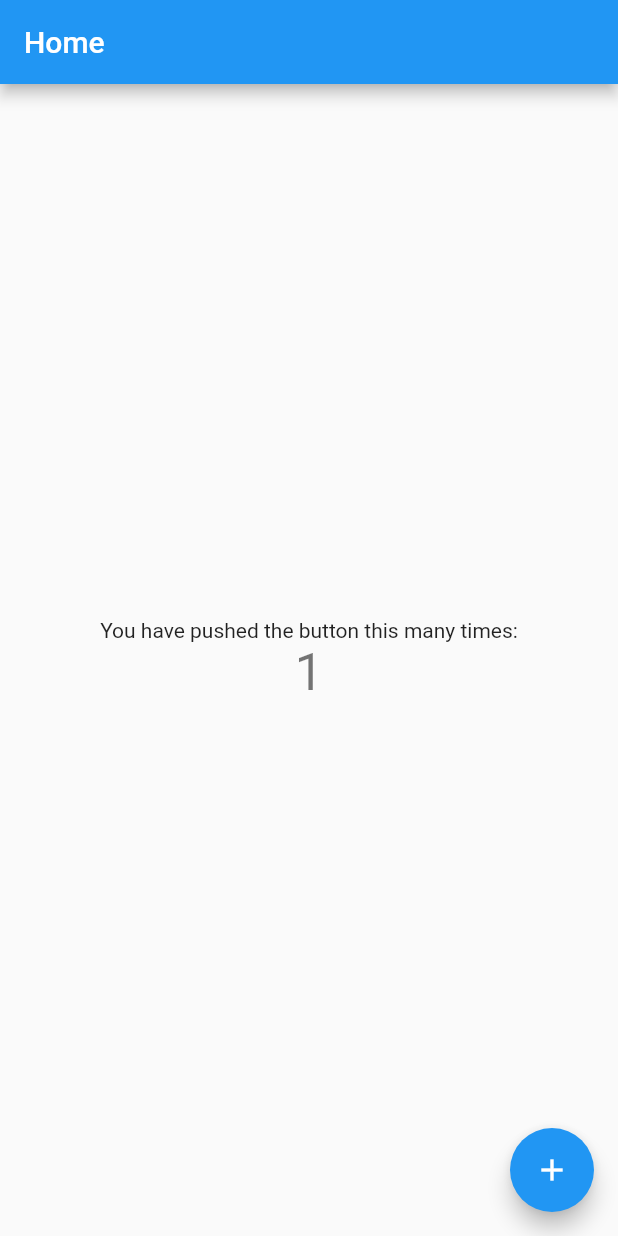
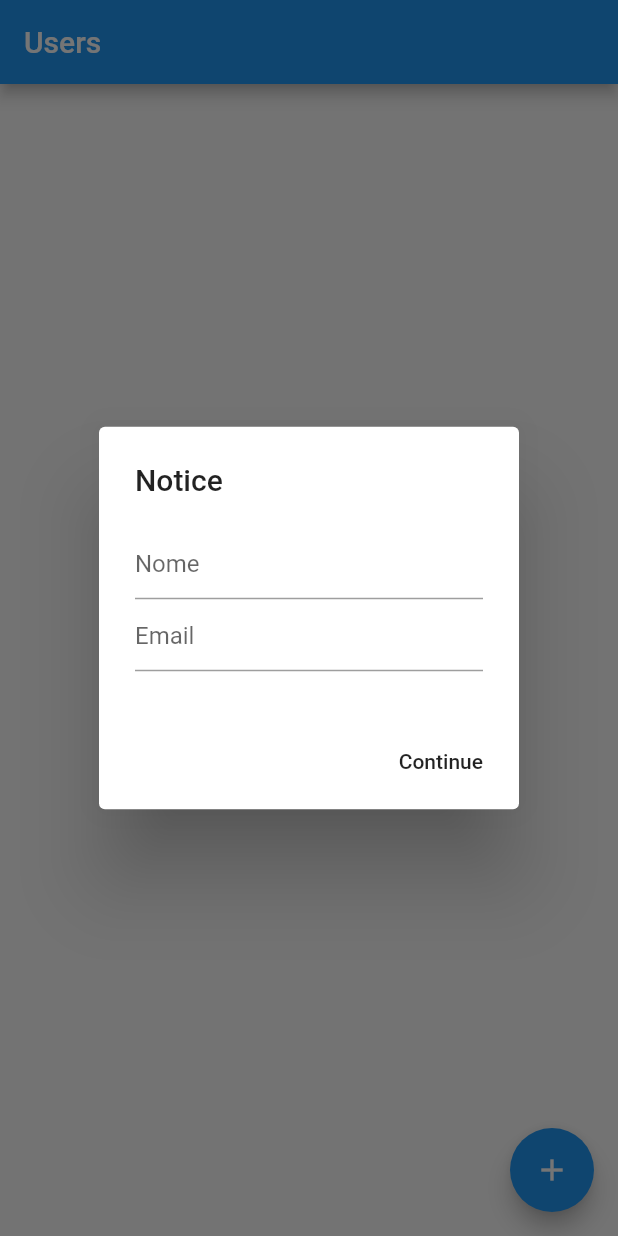
Before and after one commit to adrian7123/781741-310619644, a Flutter app: the screen it shows after launch, after a tap on the "add" icon, on a phone screen of 412 x 824 dp. Run offline on Flutter 3.47's test engine with Material 2 defaults, Android fonts, the phone set to English and light mode, and no system bars; our stand-ins replace cloud_firestore, firebase_core, flutter_mobx, mobx; accounts and stored records are empty; generated files the repository leaves out were written again.

Commit message:
firebase stabilish todo user

```diff
--- /dev/null
+++ b/garota_capa/lib/controller/home_controller.dart
@@ -0,0 +1,26 @@
+import 'package:cloud_firestore/cloud_firestore.dart';
+import 'package:garota_capa/models/user_model.dart';
+import 'package:mobx/mobx.dart';
+
+part 'home_controller.g.dart';
+
+class HomeController = _HomeController with _$HomeController;
+
+abstract class _HomeController with Store {
+  FirebaseFirestore firestore = FirebaseFirestore.instance;
+
+  @observable
+  CollectionReference users = FirebaseFirestore.instance.collection('users');
+
+  @action
+  Future<void> increment(UserModel user) {
+    return users
+        .add({
+          'nome': user.nome, // John Doe
+          'email': user.email, // Stokes and Sons
+          'token': user.token // 42
+        })
+        .then((value) => print("User Added"))
+        .catchError((error) => print("Failed to add user: $error"));
+  }
+}
--- a/garota_capa/lib/main.dart
+++ b/garota_capa/lib/main.dart
@@ -1,10 +1,14 @@
+import 'package:firebase_core/firebase_core.dart';
 import 'package:flutter/material.dart';
 import 'package:garota_capa/pages/home_page.dart';
 
-void main() => runApp(MyApp());
+void main() async {
+  WidgetsFlutterBinding.ensureInitialized();
+  await Firebase.initializeApp();
+  runApp(MyApp());
+}
 
 class MyApp extends StatelessWidget {
-
   @override
   Widget build(BuildContext context) {
     return MaterialApp(
--- /dev/null
+++ b/garota_capa/lib/models/user_model.dart
@@ -0,0 +1,21 @@
+class UserModel {
+  String nome;
+  String email;
+  String token;
+
+  UserModel({this.nome, this.email, this.token});
+
+  UserModel.fromJson(Map<String, dynamic> json) {
+    nome = json['nome'];
+    email = json['email'];
+    token = json['token'];
+  }
+
+  Map<String, dynamic> toJson() {
+    final Map<String, dynamic> data = new Map<String, dynamic>();
+    data['nome'] = this.nome;
+    data['email'] = this.email;
+    data['token'] = this.token;
+    return data;
+  }
+}
--- a/garota_capa/lib/pages/home_page.dart
+++ b/garota_capa/lib/pages/home_page.dart
@@ -1,44 +1,47 @@
+import 'package:cloud_firestore/cloud_firestore.dart';
 import 'package:flutter/material.dart';
+import 'package:flutter_mobx/flutter_mobx.dart';
+import 'package:garota_capa/controller/home_controller.dart';
+import 'package:garota_capa/widgets/alert_dialog.dart';
+import 'package:garota_capa/widgets/cardizinho.dart';
 
-class HomePage extends StatefulWidget {
-  @override
-  _HomePageState createState() => _HomePageState();
-}
-
-class _HomePageState extends State<HomePage> {
-  int _counter = 0;
-
-  void _incrementCounter() {
-    setState(() {
-      _counter++;
-    });
-  }
+class HomePage extends StatelessWidget {
+  final controller = HomeController();
 
   @override
   Widget build(BuildContext context) {
-    print('atualizado');
     return Scaffold(
-      appBar: AppBar(
+      appBar: AppBar(title: Text('Users')),
+      body: Container(
+        child: Observer(
+            builder: (_) => StreamBuilder<QuerySnapshot>(
+                  stream: controller.users.snapshots(),
+                  builder: (BuildContext context,
+                      AsyncSnapshot<QuerySnapshot> snapshot) {
+                    if (snapshot.hasError) {
+                      return Center(
+                          child: Text("error", style: TextStyle(fontSize: 30)));
+                    }
 
-        title: Text('Home'),
-      ),
-      body: Center(
+                    if (snapshot.connectionState == ConnectionState.waiting) {
+                      return Center(
+                        child: CircularProgressIndicator(),
+                      );
+                    }
 
-        child: Column(
-          mainAxisAlignment: MainAxisAlignment.center,
-          children: <Widget>[
-            Text(
-              'You have pushed the button this many times:',
-            ),
-            Text(
-              '$_counter',
-              style: Theme.of(context).textTheme.headline4,
-            ),
-          ],
-        ),
+                    return new ListView(
+                      children: snapshot.data.docs
+                          .map((DocumentSnapshot document) => Cardizinho(
+                                nome: document.data()['nome'],
+                                email: document.data()['email'],
+                              ))
+                          .toList(),
+                    );
+                  },
+                )),
       ),
       floatingActionButton: FloatingActionButton(
-        onPressed: _incrementCounter,
+        onPressed: () => showAlertDialog(context, controller.increment),
         tooltip: 'Increment',
         child: Icon(Icons.add),
       ), // This trailing comma makes auto-formatting nicer for build methods.
--- /dev/null
+++ b/garota_capa/lib/widgets/alert_dialog.dart
@@ -0,0 +1,50 @@
+import 'package:flutter/material.dart';
+import 'package:garota_capa/models/user_model.dart';
+
+void showAlertDialog(BuildContext context, Function(UserModel) button) {
+  TextEditingController _nomeController = TextEditingController();
+  TextEditingController _emailController = TextEditingController();
+
+  Widget content = Container(
+    width: double.infinity,
+    height: 100,
+    child: Column(
+      children: [
+        TextField(
+          controller: _nomeController,
+          decoration: InputDecoration(hintText: 'Nome'),
+        ),
+        TextField(
+          controller: _emailController,
+          decoration: InputDecoration(hintText: 'Email'),
+        ),
+      ],
+    ),
+  );
+
+  Widget continueButton = FlatButton(
+    child: Text("Continue"),
+    onPressed: () {
+      UserModel user = new UserModel(
+          nome: _nomeController.text,
+          email: _emailController.text,
+          token: 'vgzhsd');
+
+      button(user);
+      Navigator.of(context).pop();
+    },
+  );
+  // set up the AlertDialog
+  AlertDialog alert = AlertDialog(
+    title: Text("Notice"),
+    content: content,
+    actions: [continueButton],
+  );
+  // show the dialog
+  showDialog(
+    context: context,
+    builder: (BuildContext context) {
+      return alert;
+    },
+  );
+}
--- /dev/null
+++ b/garota_capa/lib/widgets/cardizinho.dart
@@ -0,0 +1,21 @@
+import 'package:flutter/material.dart';
+
+class Cardizinho extends StatelessWidget {
+  final String nome;
+  final String email;
+
+  Cardizinho({this.nome, this.email});
+
+  @override
+  Widget build(BuildContext context) {
+    return Container(
+      margin: EdgeInsets.all(30),
+      child: Column(
+        children: [
+          Text(nome, style: TextStyle(fontSize: 30)),
+          Text(email),
+        ],
+      ),
+    );
+  }
+}
```
Also changed, not shown: garota_capa/pubspec.yaml (+22 -10 lines), garota_capa/lib/controller/home_controller.g.dart (added), 3 other files.
